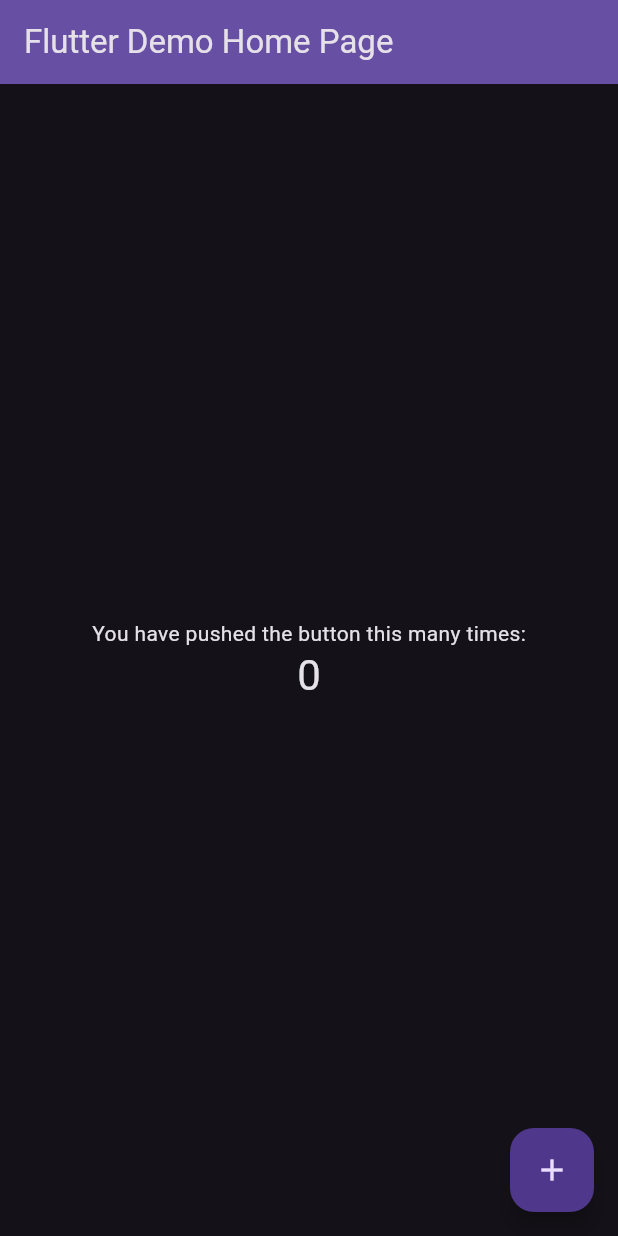
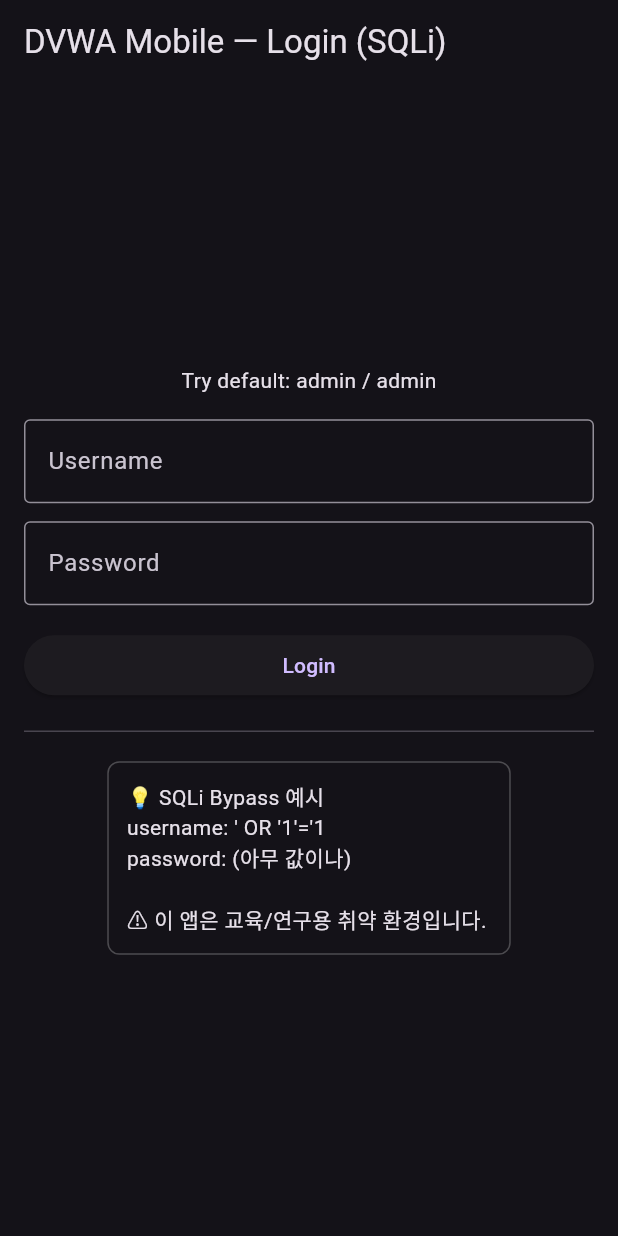
Before and after one commit to KimJeju/DVWA-Mobile, a Flutter app: the screen it shows after launch, on a phone screen of 412 x 824 dp. Run offline on Flutter 3.47's test engine with Material 3 defaults, Android fonts, the phone set to English and light mode, and no system bars; our stand-ins replace sqflite; accounts and stored records are empty.

Commit message:
로그인페이지 세팅

```diff
--- /dev/null
+++ b/devtools_options.yaml
@@ -0,0 +1,3 @@
+description: This file stores settings for Dart & Flutter DevTools.
+documentation: https://docs.flutter.dev/tools/devtools/extensions#configure-extension-enablement-states
+extensions:
--- a/lib/main.dart
+++ b/lib/main.dart
@@ -1,5 +1,5 @@
 import 'package:flutter/material.dart';
-// import 'pages/login_page.dart'
+import 'pages/login_page.dart';
 
 void main() {
   WidgetsFlutterBinding.ensureInitialized();
@@ -9,99 +9,12 @@
 class DVWAMobileApp extends StatelessWidget {
   const DVWAMobileApp({super.key});
 
-  // This widget is the root of your application.
   @override
   Widget build(BuildContext context) {
     return MaterialApp(
       title: 'DVWA Mobile',
       theme: ThemeData.dark(useMaterial3: true),
-      home: const MyHomePage(title: 'Flutter Demo Home Page'),
+      home: const LoginPage(),
     );
   }
 }
-
-class MyHomePage extends StatefulWidget {
-  const MyHomePage({super.key, required this.title});
-
-  // This widget is the home page of your application. It is stateful, meaning
-  // that it has a State object (defined below) that contains fields that affect
-  // how it looks.
-
-  // This class is the configuration for the state. It holds the values (in this
-  // case the title) provided by the parent (in this case the App widget) and
-  // used by the build method of the State. Fields in a Widget subclass are
-  // always marked "final".
-
-  final String title;
-
-  @override
-  State<MyHomePage> createState() => _MyHomePageState();
-}
-
-class _MyHomePageState extends State<MyHomePage> {
-  int _counter = 0;
-
-  void _incrementCounter() {
-    setState(() {
-      // This call to setState tells the Flutter framework that something has
-      // changed in this State, which causes it to rerun the build method below
-      // so that the display can reflect the updated values. If we changed
-      // _counter without calling setState(), then the build method would not be
-      // called again, and so nothing would appear to happen.
-      _counter++;
-    });
-  }
-
-  @override
-  Widget build(BuildContext context) {
-    // This method is rerun every time setState is called, for instance as done
-    // by the _incrementCounter method above.
-    //
-    // The Flutter framework has been optimized to make rerunning build methods
-    // fast, so that you can just rebuild anything that needs updating rather
-    // than having to individually change instances of widgets.
-    return Scaffold(
-      appBar: AppBar(
-        // TRY THIS: Try changing the color here to a specific color (to
-        // Colors.amber, perhaps?) and trigger a hot reload to see the AppBar
-        // change color while the other colors stay the same.
-        backgroundColor: Theme.of(context).colorScheme.inversePrimary,
-        // Here we take the value from the MyHomePage object that was created by
-        // the App.build method, and use it to set our appbar title.
-        title: Text(widget.title),
-      ),
-      body: Center(
-        // Center is a layout widget. It takes a single child and positions it
-        // in the middle of the parent.
-        child: Column(
-          // Column is also a layout widget. It takes a list of children and
-          // arranges them vertically. By default, it sizes itself to fit its
-          // children horizontally, and tries to be as tall as its parent.
-          //
-          // Column has various properties to control how it sizes itself and
-          // how it positions its children. Here we use mainAxisAlignment to
-          // center the children vertically; the main axis here is the vertical
-          // axis because Columns are vertical (the cross axis would be
-          // horizontal).
-          //
-          // TRY THIS: Invoke "debug painting" (choose the "Toggle Debug Paint"
-          // action in the IDE, or press "p" in the console), to see the
-          // wireframe for each widget.
-          mainAxisAlignment: MainAxisAlignment.center,
-          children: <Widget>[
-            const Text('You have pushed the button this many times:'),
-            Text(
-              '$_counter',
-              style: Theme.of(context).textTheme.headlineMedium,
-            ),
-          ],
-        ),
-      ),
-      floatingActionButton: FloatingActionButton(
-        onPressed: _incrementCounter,
-        tooltip: 'Increment',
-        child: const Icon(Icons.add),
-      ), // This trailing comma makes auto-formatting nicer for build methods.
-    );
-  }
-}
--- a/lib/pages/login_page.dart
+++ b/lib/pages/login_page.dart
@@ -0,0 +1,114 @@
+import 'package:flutter/material.dart';
+import '../services/db.dart';
+import 'board_page.dart';
+
+class LoginPage extends StatefulWidget {
+  const LoginPage({super.key});
+
+  @override
+  State<LoginPage> createState() => _LoginPageState();
+}
+
+class _LoginPageState extends State<LoginPage> {
+  final _id = TextEditingController(text: '');
+  final _pw = TextEditingController(text: '');
+
+  String _status = 'Try default: admin / admin';
+
+  @override
+  void dispose() {
+    _id.dispose();
+    _pw.dispose();
+    super.dispose();
+  }
+
+  // ❌ 고의적 취약: rawQuery 문자열 결합 → SQLi 가능
+  Future<bool> _vulnLogin(String u, String p) async {
+    final db = await AppDB.instance();
+    final sql = "SELECT * FROM users WHERE username='$u' AND password='$p'";
+    final rows = await db.rawQuery(sql);
+    return rows.isNotEmpty;
+  }
+
+  Future<void> _onLogin() async {
+    final ok = await _vulnLogin(_id.text, _pw.text);
+    if (!mounted) return;
+    if (ok) {
+      setState(() => _status = 'Login success ✅');
+      Navigator.of(
+        context,
+      ).pushReplacement(MaterialPageRoute(builder: (_) => const BoardPage()));
+    } else {
+      setState(() => _status = 'Login failed ❌  (hint: SQLi)');
+      ScaffoldMessenger.of(
+        context,
+      ).showSnackBar(const SnackBar(content: Text("Login failed")));
+    }
+  }
+
+  @override
+  Widget build(BuildContext context) {
+    final theme = Theme.of(context);
+    return Scaffold(
+      appBar: AppBar(title: const Text('DVWA Mobile — Login (SQLi)')),
+      body: Center(
+        child: ConstrainedBox(
+          constraints: const BoxConstraints(maxWidth: 420),
+          child: Padding(
+            padding: const EdgeInsets.all(16),
+            child: Column(
+              mainAxisAlignment: MainAxisAlignment.center,
+              children: [
+                Text(_status, style: theme.textTheme.bodyMedium),
+                const SizedBox(height: 16),
+                TextField(
+                  controller: _id,
+                  decoration: const InputDecoration(
+                    labelText: 'Username',
+                    hintText: "e.g. admin  |  or  ' OR '1'='1",
+                    border: OutlineInputBorder(),
+                  ),
+                ),
+                const SizedBox(height: 12),
+                TextField(
+                  controller: _pw,
+                  obscureText: true,
+                  decoration: const InputDecoration(
+                    labelText: 'Password',
+                    hintText: 'e.g. admin (ignored by SQLi payload)',
+                    border: OutlineInputBorder(),
+                  ),
+                ),
+                const SizedBox(height: 16),
+                SizedBox(
+                  width: double.infinity,
+                  child: ElevatedButton(
+                    onPressed: _onLogin,
+                    child: const Text('Login'),
+                  ),
+                ),
+                const SizedBox(height: 12),
+                const Divider(),
+                const SizedBox(height: 12),
+                // 실습 힌트
+                Container(
+                  padding: const EdgeInsets.all(12),
+                  decoration: BoxDecoration(
+                    border: Border.all(color: Colors.white24),
+                    borderRadius: BorderRadius.circular(8),
+                  ),
+                  child: const SelectableText(
+                    "💡 SQLi Bypass 예시\n"
+                    "username: ' OR '1'='1\n"
+                    "password: (아무 값이나)\n\n"
+                    "⚠️ 이 앱은 교육/연구용 취약 환경입니다.",
+                  ),
+                ),
+              ],
+            ),
+          ),
+        ),
+      ),
+    );
+  }
+}
```
Also changed, not shown: lib/pages/board_page.dart (+21 -0 lines).
